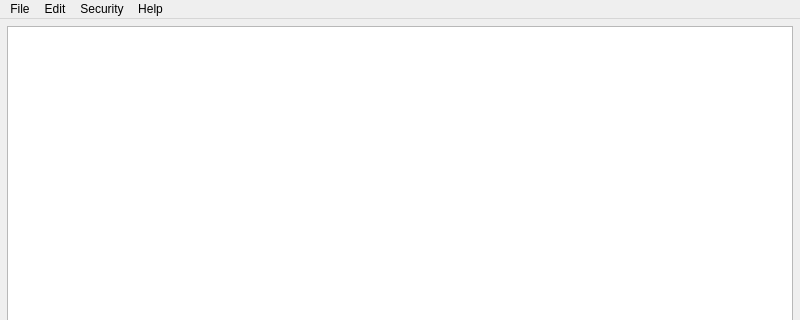
Above: forms/mainwindow.ui from gioditalia/safenote before the change; both pictures show x 0 to 800 and y 0 to 320 of the 800 by 600 pixel window. Below: the same form after it.
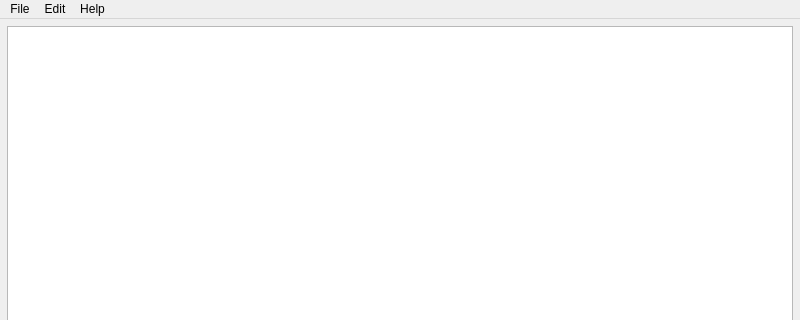
That is the form after the change. Icons and pictures are not drawn.

Commit message: v0.3.0 simple and secure

Diff of the .ui file:
```diff
--- a/forms/mainwindow.ui
+++ b/forms/mainwindow.ui
@@ -68,13 +68,6 @@
     <addaction name="separator"/>
     <addaction name="actionPrint"/>
    </widget>
-   <widget class="QMenu" name="menuSecurity">
-    <property name="title">
-     <string>Security</string>
-    </property>
-    <addaction name="actionEncrypt"/>
-    <addaction name="actionDecrypt"/>
-   </widget>
    <widget class="QMenu" name="menuAbout">
     <property name="title">
      <string>Help</string>
@@ -94,7 +87,6 @@
    </widget>
    <addaction name="menuFile"/>
    <addaction name="menuEdit"/>
-   <addaction name="menuSecurity"/>
    <addaction name="menuAbout"/>
   </widget>
   <widget class="QStatusBar" name="statusbar"/>
```
Left out of the diff: 54 changed lines with no effect on the pictures. The commit also changes 2 other files.
